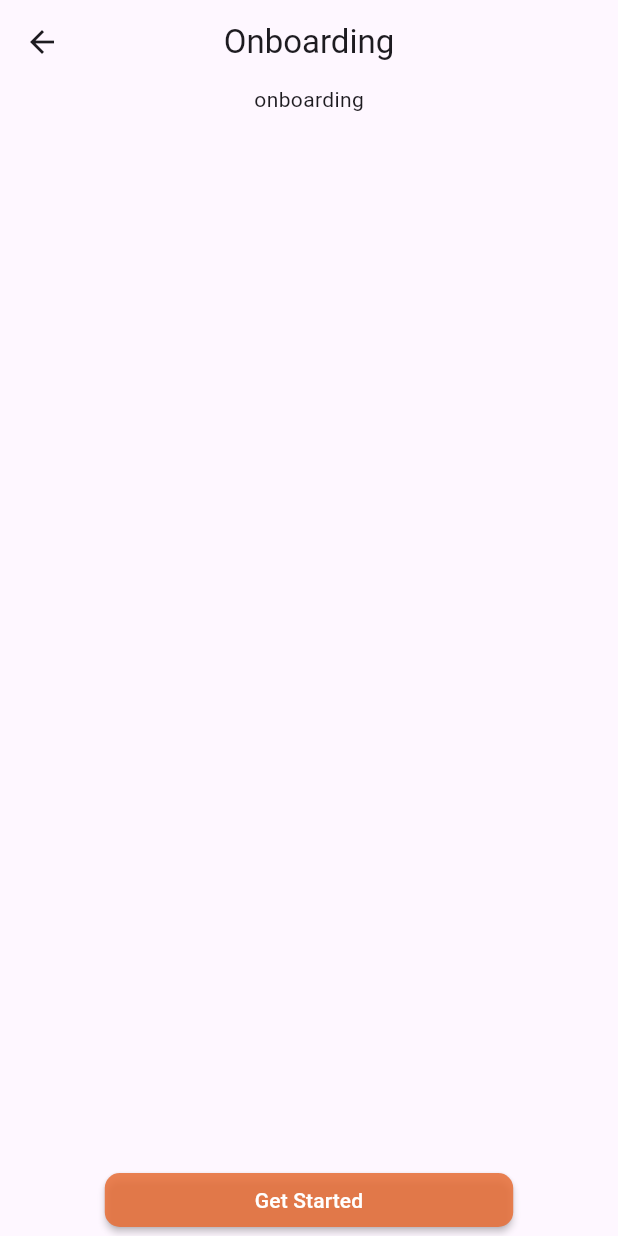
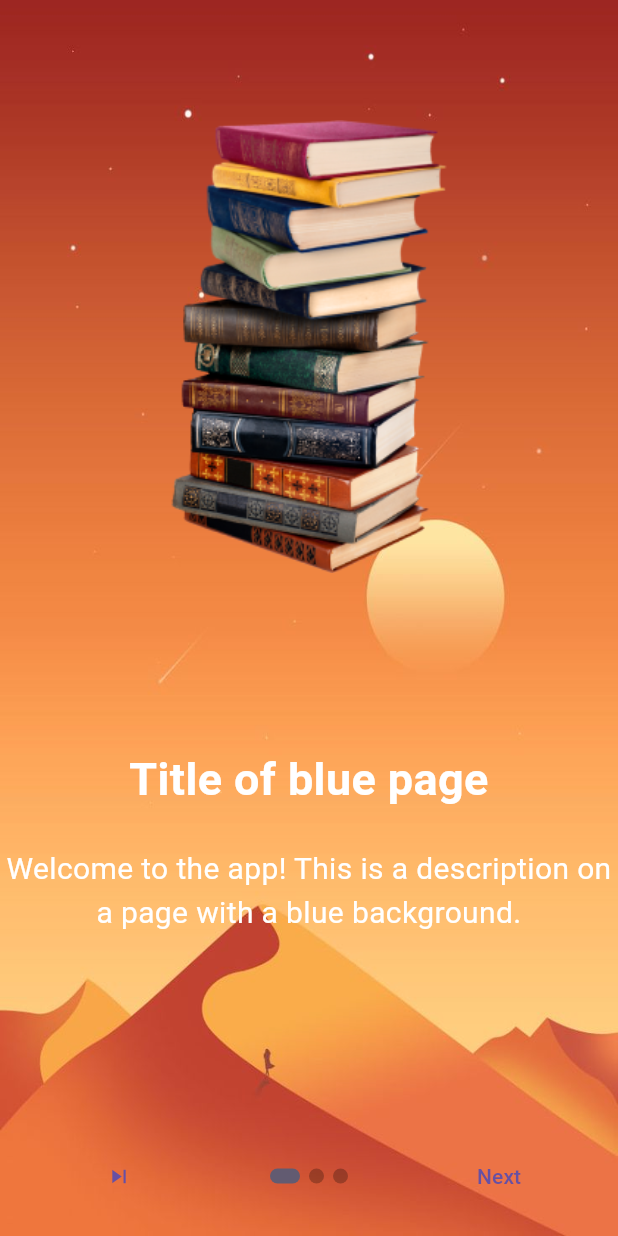
Before and after one commit to seddiksss/trading_books, a Flutter app: the OnboardingScreen screen opened directly, on a phone screen of 412 x 824 dp. Run offline on Flutter 3.47's test engine with Material 3 defaults, Android fonts, the light colour scheme and no system bars; drawn by our look-alikes of introduction_screen; our stand-ins replace get.

Commit message:
I applied the onboarding package

```diff
--- /dev/null
+++ b/lib/Controllers/onboardingScreenController.dart
@@ -0,0 +1,84 @@
+import 'package:flutter/material.dart';
+import 'package:get/get.dart';
+import 'package:introduction_screen/introduction_screen.dart';
+
+class OnboardingScreenController extends GetxController {
+  List<PageViewModel> listPagesViewModel = [
+    PageViewModel(
+      title: "Title of blue page",
+      body:
+          "Welcome to the app! This is a description on a page with a blue background.",
+      image: Center(
+        child: Padding(
+          padding: const EdgeInsets.only(top: 50),
+          child: Image.asset(
+            "assets/images/shape1.png",
+          ),
+        ),
+      ),
+      decoration: const PageDecoration(
+        imagePadding: EdgeInsets.only(top: 30),
+        contentMargin: EdgeInsets.symmetric(vertical: 100),
+        bodyTextStyle: TextStyle(color: Colors.white, fontSize: 20),
+        titleTextStyle: TextStyle(
+            color: Colors.white, fontSize: 30, fontWeight: FontWeight.bold),
+        boxDecoration: BoxDecoration(
+            image: DecorationImage(
+                image: AssetImage("assets/images/background.jpeg"),
+                fit: BoxFit.fill)),
+        // pageColor: Colors.blue,
+      ),
+    ),
+    PageViewModel(
+      title: "Title of red page",
+      body:
+          "Welcome to the app! This is a description on a page with a blue background.",
+      image: Center(
+        child: Padding(
+          padding: const EdgeInsets.only(top: 50),
+          child: Image.asset(
+            "assets/images/shape2.png",
+          ),
+        ),
+      ),
+      decoration: const PageDecoration(
+        imagePadding: EdgeInsets.only(top: 30),
+
+        contentMargin: EdgeInsets.symmetric(vertical: 100),
+        bodyTextStyle: TextStyle(color: Colors.white, fontSize: 20),
+        titleTextStyle: TextStyle(
+            color: Colors.white, fontSize: 30, fontWeight: FontWeight.bold),
+        boxDecoration: BoxDecoration(
+            image: DecorationImage(
+                image: AssetImage("assets/images/background.jpeg"),
+                fit: BoxFit.fill)),
+        // pageColor: Colors.blue,
+      ),
+    ),
+    PageViewModel(
+      title: "Title of green page",
+      body:
+          "Welcome to the app! This is a description on a page with a blue background.",
+      image: Center(
+        child: Padding(
+          padding: const EdgeInsets.only(top: 50),
+          child: Image.asset(
+            "assets/images/shape3.png",
+          ),
+        ),
+      ),
+      decoration: const PageDecoration(
+        imagePadding: EdgeInsets.only(top: 30),
+        contentMargin: EdgeInsets.symmetric(vertical: 100),
+        bodyTextStyle: TextStyle(color: Colors.white, fontSize: 20),
+        titleTextStyle: TextStyle(
+            color: Colors.white, fontSize: 30, fontWeight: FontWeight.bold),
+        boxDecoration: BoxDecoration(
+            image: DecorationImage(
+                image: AssetImage("assets/images/background.jpeg"),
+                fit: BoxFit.fill)),
+        // pageColor: Colors.blue,
+      ),
+    )
+  ];
+}
--- a/lib/Core/Constants/AppRoutes.dart
+++ b/lib/Core/Constants/AppRoutes.dart
@@ -1,5 +1,6 @@
 class AppRoutes {
-  static String onboarding = "/onboarding";
+  static String onboardingScreen = "/onboardingScreen";
+  static String onboarding1 = "/onboarding1";
   static String singin = "/singin";
   static String singup = "/singup";
   static String forgotpassword = "/forgotpassword";
--- a/lib/Views/screens/onboarding1.dart
+++ b/lib/Views/screens/onboarding1.dart
@@ -1,4 +1,5 @@
 import 'package:flutter/material.dart';
+import 'package:introduction_screen/introduction_screen.dart';
 
 class Onboarding1 extends StatelessWidget {
   const Onboarding1({super.key});
@@ -6,16 +7,10 @@ class Onboarding1 extends StatelessWidget {
   @override
   Widget build(BuildContext context) {
     return Scaffold(
-      appBar: AppBar(
-        title: const Text("Onboarding 1..........;"),
-        centerTitle: true,
-      ),
-      body: const Column(
-        mainAxisAlignment: MainAxisAlignment.spaceBetween,
-        children: [
-          Center(child: Text("onboarding 1....")),
-        ],
-      ),
-    );
+        appBar: AppBar(
+          title: const Text("Onboarding 1..........;"),
+          centerTitle: true,
+        ),
+        body: Container());
   }
 }
--- a/lib/Views/screens/onboardingscreen.dart
+++ b/lib/Views/screens/onboardingscreen.dart
@@ -1,5 +1,8 @@
 import 'package:flutter/material.dart';
-import 'package:trading_books/Core/Constants/AppColor.dart';
+import 'package:get/get.dart';
+import 'package:introduction_screen/introduction_screen.dart';
+import 'package:trading_books/Controllers/onboardingScreenController.dart';
+import 'package:trading_books/Core/Constants/AppRoutes.dart';
 
 class OnboardingScreen extends StatelessWidget {
   const OnboardingScreen({super.key});
@@ -7,27 +10,39 @@ class OnboardingScreen extends StatelessWidget {
   @override
   Widget build(BuildContext context) {
     return Scaffold(
-      appBar: AppBar(
-        title: const Text("Onboarding"),
-        centerTitle: true,
-      ),
-      body: Column(
-        mainAxisAlignment: MainAxisAlignment.spaceBetween,
-        children: [
-          const Center(child: Text("onboarding")),
-          MaterialButton(
-            padding: const EdgeInsets.symmetric(horizontal: 100),
-            shape:
-                RoundedRectangleBorder(borderRadius: BorderRadius.circular(10)),
-            onPressed: () {},
-            color: AppColor.primarycolor,
-            child: const Text(
-              "Get Started",
-              style: TextStyle(color: AppColor.white),
-            ),
-          ),
-        ],
-      ),
+      // appBar: AppBar(
+      //   title: const Text("OnboardingScreen"),
+      //   centerTitle: true,
+      // ),
+      body: Container(
+          decoration: const BoxDecoration(
+              image: DecorationImage(
+                  image: AssetImage("assets/images/background.jpeg"),
+                  fit: BoxFit.cover)),
+          child: GetBuilder<OnboardingScreenController>(
+              builder: (controller) => IntroductionScreen(
+                    pages: controller.listPagesViewModel,
+                    showSkipButton: true,
+                    skip: const Icon(Icons.skip_next),
+                    next: const Text("Next"),
+                    done: const Text("Done",
+                        style: TextStyle(fontWeight: FontWeight.w700)),
+                    onDone: () {
+                      Get.toNamed(AppRoutes.singin);
+                    },
+                    onSkip: () {
+                      // On Skip button pressed
+                    },
+                    dotsDecorator: DotsDecorator(
+                      size: const Size.square(10.0),
+                      activeSize: const Size(20.0, 10.0),
+                      activeColor: Theme.of(context).colorScheme.secondary,
+                      color: Colors.black26,
+                      spacing: const EdgeInsets.symmetric(horizontal: 3.0),
+                      activeShape: RoundedRectangleBorder(
+                          borderRadius: BorderRadius.circular(25.0)),
+                    ),
+                  ))),
     );
   }
 }
--- a/lib/bindings/bindings.dart
+++ b/lib/bindings/bindings.dart
@@ -1,10 +1,12 @@
 import 'package:get/get.dart';
 import 'package:trading_books/Controllers/homeController.dart';
 import 'package:trading_books/Controllers/homeScreenController.dart';
+import 'package:trading_books/Controllers/onboardingScreenController.dart';
 
 class InitialBindings extends Bindings {
   @override
   void dependencies() {
+    Get.put(OnboardingScreenController());
     Get.put(HomeController());
     Get.put(HomeScreenController());
   }
--- a/lib/main.dart
+++ b/lib/main.dart
@@ -5,6 +5,7 @@ import 'package:trading_books/Views/screens/home.dart';
 import 'package:trading_books/Views/screens/homescreen.dart';
 import 'package:trading_books/Views/screens/notifications.dart';
 import 'package:trading_books/Views/screens/onboarding1.dart';
+import 'package:trading_books/Views/screens/onboardingscreen.dart';
 import 'package:trading_books/Views/screens/profil.dart';
 import 'package:trading_books/Views/screens/singin.dart';
 import 'package:trading_books/Views/screens/singup.dart';
@@ -22,9 +23,11 @@ class MyApp extends StatelessWidget {
     return GetMaterialApp(
       debugShowCheckedModeBanner: false,
       initialBinding: InitialBindings(),
-      initialRoute: AppRoutes.onboarding,
+      initialRoute: AppRoutes.onboardingScreen,
       getPages: [
-        GetPage(name: AppRoutes.onboarding, page: () => const Onboarding1()),
+        GetPage(
+            name: AppRoutes.onboardingScreen,
+            page: () => const OnboardingScreen()),
         GetPage(name: AppRoutes.singin, page: () => const SingIn()),
         GetPage(name: AppRoutes.singup, page: () => const SingUp()),
         GetPage(name: AppRoutes.homeScreen, page: () => const HomeScreen()),
--- a/lib/routes.dart
+++ b/lib/routes.dart
@@ -4,14 +4,15 @@ import 'package:trading_books/Views/screens/home.dart';
 import 'package:trading_books/Views/screens/homescreen.dart';
 import 'package:trading_books/Views/screens/notifications.dart';
 import 'package:trading_books/Views/screens/onboarding1.dart';
+import 'package:trading_books/Views/screens/onboardingscreen.dart';
 import 'package:trading_books/Views/screens/profil.dart';
 import 'package:trading_books/Views/screens/singin.dart';
 import 'package:trading_books/Views/screens/singup.dart';
 
 List<GetPage<dynamic>>? getPages = [
   GetPage(
-    name: AppRoutes.onboarding,
-    page: () => const Onboarding1(),
+    name: AppRoutes.onboardingScreen,
+    page: () => const OnboardingScreen(),
     // middlewares: [AppMiddleWare()]
   ),
   GetPage(
--- a/pubspec.yaml
+++ b/pubspec.yaml
@@ -61,10 +61,8 @@ flutter:
   uses-material-design: true
 
   # To add assets to your application, add an assets section, like this:
-  # assets:
-  #   - images/a_dot_burr.jpeg
-  #   - images/a_dot_ham.jpeg
-
+  assets:
+    - assets/images/
   # An image asset can refer to one or more resolution-specific "variants", see
   # https://flutter.dev/assets-and-images/#resolution-aware
 
```
Also changed, not shown: assets/images/background.jpeg (added), assets/images/onboarding1.png (added), assets/images/shape1.png (added), assets/images/shape2.png (added), assets/images/shape3.png (added).
